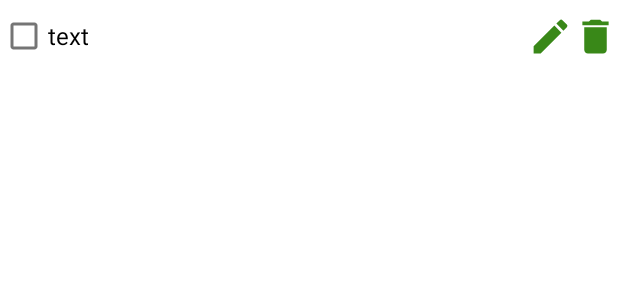
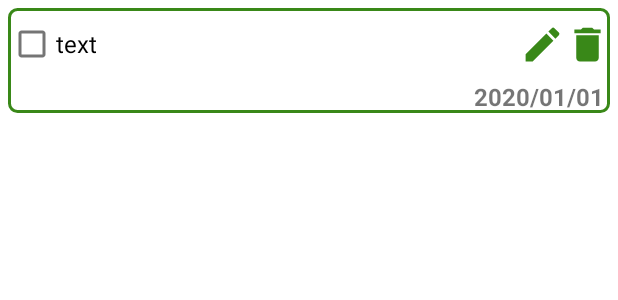
Before and after one commit to HanYeop/TodoneList, an Android app: the layout todo_item.xml on its own in the app's theme, with its tools: preview values and no code run, on a phone screen of 412 x 824 dp. Shown: the top 300 px of the screen. Run offline under Robolectric (Android 15) with nearby library versions, the phone set to English and light mode, and no system bars.

Commit message:
구조 수정, 메모에 날짜 추가하여 날짜 별로 정렬, 캘린더 레이아웃

```diff
--- a/app/src/main/AndroidManifest.xml
+++ b/app/src/main/AndroidManifest.xml
@@ -5,7 +5,7 @@
     <application
         android:allowBackup="true"
         android:icon="@mipmap/ic_launcher"
-        android:label=""
+        android:label="@string/app_name"
         android:roundIcon="@mipmap/ic_launcher_round"
         android:supportsRtl="true"
         android:theme="@style/Theme.TodoneList">
--- a/app/src/main/java/com/hanyeop/TodoneList/UI/dialog/MyCustomDialogInterface.kt
+++ b/app/src/main/java/com/hanyeop/TodoneList/UI/dialog/MyCustomDialogInterface.kt
@@ -1,5 +1,5 @@
 package com.hanyeop.TodoneList.UI.dialog
 
 interface MyCustomDialogInterface {
-    fun onOkButtonClicked(content : String)
+    fun onOkButtonClicked(content : String, year : Int, month : Int, day : Int)
 }
--- a/app/src/main/java/com/hanyeop/TodoneList/UI/fragment/TodoListFragment.kt
+++ b/app/src/main/java/com/hanyeop/TodoneList/UI/fragment/TodoListFragment.kt
@@ -43,7 +43,6 @@ class TodoListFragment : Fragment(), MyCustomDialogInterface {
 
         // Fab 클릭시 다이얼로그 띄움
         binding!!.dialogButton.setOnClickListener {
-            Toast.makeText(activity, "테스트", Toast.LENGTH_SHORT).show()
             onFabClicked()
         }
 
@@ -73,8 +72,8 @@ class TodoListFragment : Fragment(), MyCustomDialogInterface {
     }
 
     // 다이얼로그에서 추가버튼 클릭 됐을 때
-    override fun onOkButtonClicked(content: String) {
-        val memo = Memo(false,content)
+    override fun onOkButtonClicked(content: String, year : Int, month : Int, day : Int) {
+        val memo = Memo(false,content, year, month, day)
         memoViewModel.addMemo(memo)
         Toast.makeText(activity,"추가", Toast.LENGTH_SHORT).show()
     }
--- a/app/src/main/java/com/hanyeop/TodoneList/data/MemoDao.kt
+++ b/app/src/main/java/com/hanyeop/TodoneList/data/MemoDao.kt
@@ -16,7 +16,8 @@ interface MemoDao {
     @Delete
     suspend fun deleteMemo(memo : Memo)
 
-    @Query("SELECT * FROM Memo ORDER BY id ASC")
+    // 큰 날짜부터 출력
+    @Query("SELECT * FROM Memo ORDER BY year DESC, month DESC, day DESC, id DESC")
     fun readAllData() : Flow<List<Memo>>
 
     @Query("SELECT * FROM Memo WHERE content LIKE :searchQuery")
--- a/app/src/main/java/com/hanyeop/TodoneList/model/Memo.kt
+++ b/app/src/main/java/com/hanyeop/TodoneList/model/Memo.kt
@@ -6,7 +6,10 @@ import androidx.room.PrimaryKey
 @Entity
 data class Memo(
     val check : Boolean,
-    val content : String
+    val content : String,
+    val year : Int,
+    val month : Int,
+    val day : Int
     ) {
     @PrimaryKey(autoGenerate = true)
     var id : Int = 0
--- /dev/null
+++ b/app/src/main/res/drawable/item_background.xml
@@ -0,0 +1,11 @@
+<?xml version="1.0" encoding="utf-8"?>
+<shape xmlns:android="http://schemas.android.com/apk/res/android"
+    android:shape="rectangle">
+    <stroke
+        android:width="2dp"
+        android:color="@color/primaryColor" />
+
+    <solid android:color="@color/backgroundColor"/>
+    <corners android:radius="5dp"/>
+
+</shape>
--- a/app/src/main/res/layout/todo_item.xml
+++ b/app/src/main/res/layout/todo_item.xml
@@ -1,9 +1,12 @@
 <?xml version="1.0" encoding="utf-8"?>
 <LinearLayout xmlns:android="http://schemas.android.com/apk/res/android"
     xmlns:app="http://schemas.android.com/apk/res-auto"
+    xmlns:tools="http://schemas.android.com/tools"
     android:layout_width="match_parent"
     android:layout_height="wrap_content"
-    android:orientation="vertical">
+    android:orientation="vertical"
+    android:background="@drawable/item_background"
+    android:layout_margin="5dp">
 
     <androidx.constraintlayout.widget.ConstraintLayout
         android:layout_width="match_parent"
@@ -37,5 +40,22 @@
             app:layout_constraintBottom_toBottomOf="parent"
             app:layout_constraintEnd_toEndOf="parent"
             app:layout_constraintTop_toTopOf="parent" />
+
     </androidx.constraintlayout.widget.ConstraintLayout>
+
+    <LinearLayout
+        android:layout_width="match_parent"
+        android:layout_height="wrap_content"
+        android:orientation="vertical">
+
+        <TextView
+            android:id="@+id/dateTextView"
+            android:gravity="right"
+            android:layout_width="match_parent"
+            android:layout_height="wrap_content"
+            android:textSize="16sp"
+            android:textStyle="bold"
+            android:text="2020/01/01"
+            android:layout_marginRight="4dp"/>
+    </LinearLayout>
 </LinearLayout>
--- a/app/src/main/res/values-night/themes.xml
+++ b/app/src/main/res/values-night/themes.xml
@@ -6,7 +6,7 @@
         <item name="colorPrimaryVariant">@color/purple_700</item>
         <item name="colorOnPrimary">@color/black</item>
         <!-- Secondary brand color. -->
-        <item name="colorSecondary">@color/teal_200</item>
+        <item name="colorSecondary">@color/primaryColor</item>
         <item name="colorSecondaryVariant">@color/teal_200</item>
         <item name="colorOnSecondary">@color/black</item>
         <!-- Status bar color. -->
--- a/app/src/main/res/values/themes.xml
+++ b/app/src/main/res/values/themes.xml
@@ -6,7 +6,7 @@
         <item name="colorPrimaryVariant">@color/purple_700</item>
         <item name="colorOnPrimary">@color/white</item>
         <!-- Secondary brand color. -->
-        <item name="colorSecondary">@color/teal_200</item>
+        <item name="colorSecondary">@color/primaryColor</item>
         <item name="colorSecondaryVariant">@color/teal_700</item>
         <item name="colorOnSecondary">@color/black</item>
         <!-- Status bar color. -->
```
Also changed, not shown: app/src/main/java/com/hanyeop/TodoneList/UI/dialog/MyCustomDialog.kt (+9 -3 lines), app/src/main/java/com/hanyeop/TodoneList/adapter/TodoAdapter.kt (+12 -1 lines), app/src/main/res/layout/fragment_calendar.xml (+24 -4 lines).
